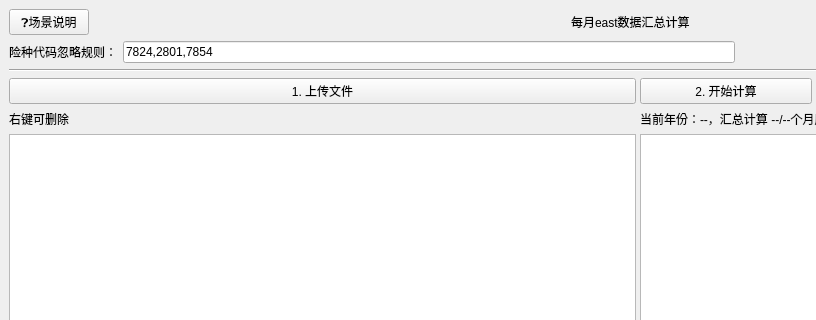
Before: the Qt Designer form lwx_project/client/ui/monthly_east_data.ui in Cookie-HOO/lwx_project, drawn with Qt 5; both pictures show x 0 to 816 and y 0 to 320 of the 1355 by 865 pixel window.
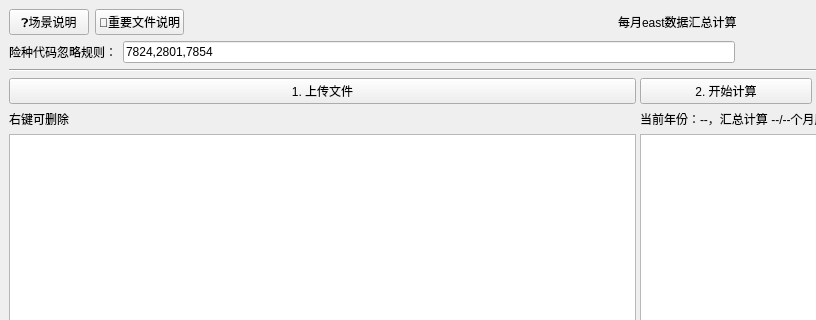
After: the same form once the commit is applied.

```diff
--- a/lwx_project/client/ui/monthly_east_data.ui
+++ b/lwx_project/client/ui/monthly_east_data.ui
@@ -30,6 +30,13 @@
         </property>
        </widget>
       </item>
+      <item>
+       <widget class="QPushButton" name="help_file_button">
+        <property name="text">
+         <string>📄重要文件说明</string>
+        </property>
+       </widget>
+      </item>
       <item>
        <spacer name="horizontalSpacer_7">
         <property name="orientation">
```
Left out of the diff: 4 changed lines with no effect on the pictures.
